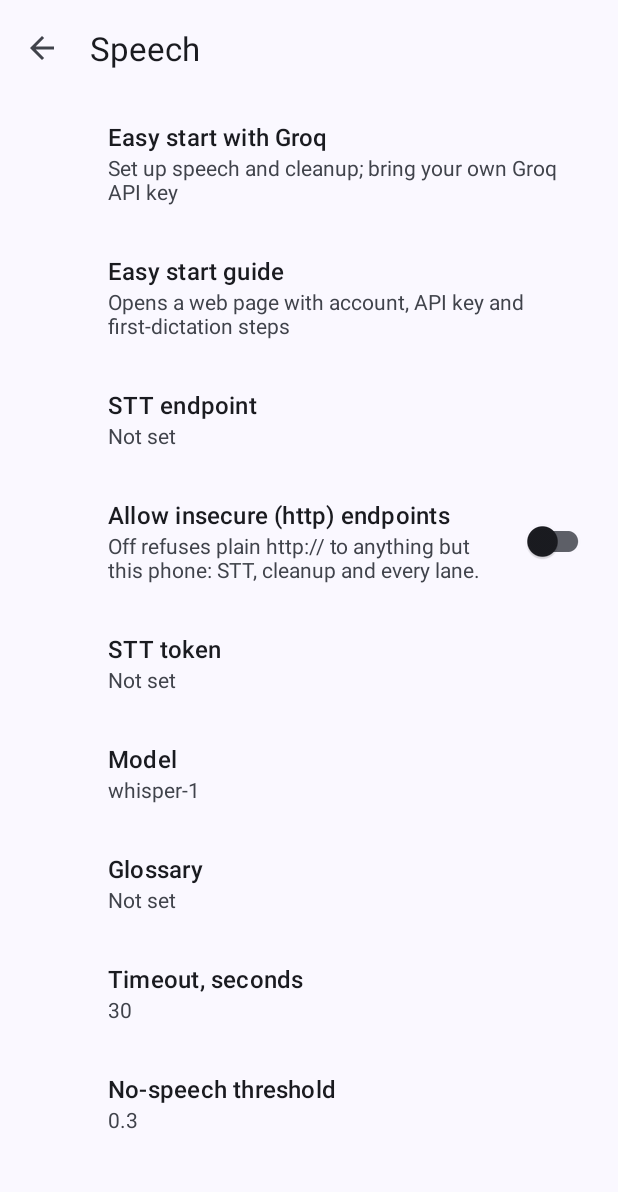
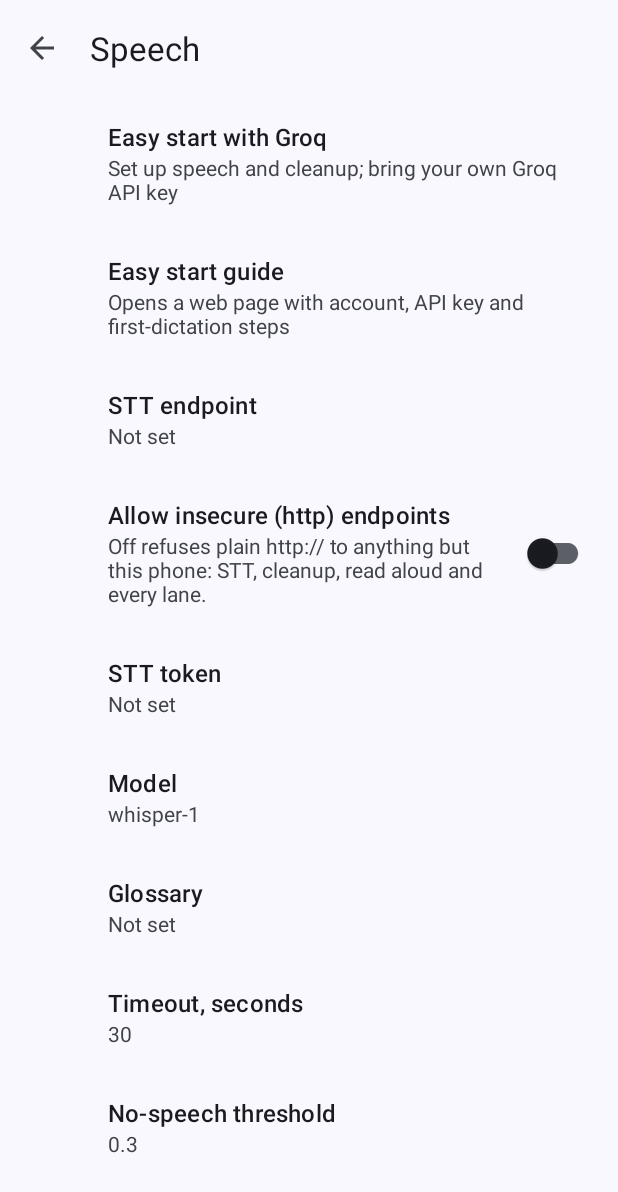
Before and after one commit to iteramen/voxdroid, an Android app: the screen it shows after launch (SectionActivity), after a tap on an icon or button, on a phone screen of 412 x 824 dp. Shown: the top 1192 px of the screen. Run offline under Robolectric (Android 15) with nearby library versions, the phone set to English and light mode, and no system bars; our stand-ins replace androidx.preference; 10 statements that could not run were skipped; 1 other tap on this screen came first.

Commit message:
docs(a11y): describe the floating control's per-event check; correct drift (#86)
From the pre-Play security audit: the disclosures a Play reviewer reads did not
describe everything the accessibility service does, and several sentences had
drifted from the code.

- The floating control checks the screen in front on every accessibility event
  (the app, whether its focused field is editable, marked as a password field
  or the Try field, the keyguard). The privacy policy, SECURITY.md and the Play
  accessibility declaration now say so, including that it ends a narration and
  that read aloud refreshes the chosen block per event. observe and showGlyph
  check the two switches first, so with the floating control and read aloud
  both off no window is looked at.
- Corrected against the code: the bounded field walk, the node-cache rule, the
  stored control position, the lane-token comparison, read aloud among what the
  plain-http switch gates, the reply caps, when expired records are pruned, the
  component and permission lists, where the release key and its password are
  during a release job, what each workflow pins, how recording starts, two
  omitted log lines, a class that does not exist, and two stale code comments.

Co-Authored-By: Claude Fable 5.2 <noreply@anthropic.com>
Claude-Session: https://claude.ai/code/session_013dGopaqHpAcM3977GJBYky

```diff
--- a/app/src/main/java/io/github/iteramen/voxdroid/CaptionCache.kt
+++ b/app/src/main/java/io/github/iteramen/voxdroid/CaptionCache.kt
@@ -245,7 +245,7 @@ internal fun captionDir(filesDir: File) = File(filesDir, CAPTION_DIR)
 internal fun openCaptionCache(filesDir: File, now: () -> Long = System::currentTimeMillis): CaptionCache =
     CaptionCache(captionDir(filesDir), now).also { it.prune() }
 
-/** For a future producer: prunes on open. Nothing in the app calls it yet. */
+/** Prunes on open. */
 fun openCaptionCache(context: Context): CaptionCache = openCaptionCache(context.filesDir)
 
 private fun atomicMove(from: File, to: File) {
--- a/app/src/main/java/io/github/iteramen/voxdroid/CaptionProcessor.kt
+++ b/app/src/main/java/io/github/iteramen/voxdroid/CaptionProcessor.kt
@@ -24,7 +24,7 @@ sealed interface CaptionOutcome {
 
     data object Silence : CaptionOutcome
 
-    /** [detail] can quote 200 characters of the reply, which may be the transcript: never log it at the default level. */
+    /** [detail] is a fixed classification and status, never the reply. */
     data class SttFailed(val bar: String, val detail: String) : CaptionOutcome
 
     /** More than [CAPTION_MAX_ENCODED_BYTES] encoded bytes. */
--- a/app/src/main/java/io/github/iteramen/voxdroid/ReadAloudController.kt
+++ b/app/src/main/java/io/github/iteramen/voxdroid/ReadAloudController.kt
@@ -67,6 +67,8 @@ internal class ReadAloudController(private val service: AccessibilityService, pr
     val busy: Boolean get() = active || picker != null
 
     fun observe(event: AccessibilityEvent?) {
+        // With neither control on there is nothing to place, so no window is looked at.
+        if (!prefs.enabled && !Settings(service).triggerButton) return
         val root = service.getRootInActiveWindow(0)
         val context = controlContext(root)
         if (context != ReadControlContext.External) {
@@ -126,8 +128,10 @@ internal class ReadAloudController(private val service: AccessibilityService, pr
 
     @SuppressLint("RtlHardcoded") // Physical screen corners must not mirror with UI language.
     private fun showGlyph() {
+        val microphone = Settings(service).triggerButton
+        // As in observe: with neither control on, no window is looked at.
+        if (!microphone && !prefs.enabled) { hideGlyph(); return }
         val context = controlContext(service.getRootInActiveWindow(0))
-        val microphone = Settings(service).triggerButton
         val speaker = prefs.enabled && context == ReadControlContext.External
         if (context == ReadControlContext.Hidden || (!microphone && !speaker)) { hideGlyph(); return }
         if (glyphContext != context) hideGlyph()
--- a/app/src/main/res/values/strings.xml
+++ b/app/src/main/res/values/strings.xml
@@ -105,9 +105,9 @@
     <string name="settings_cleartext">Plain http: your audio, transcript and token cross the network in clear — fine over Tailscale or WireGuard, not over anything else.</string>
     <string name="settings_url_blocked">Blocked: plain http is off. Use https://, or turn on Allow insecure (http) endpoints on the Speech page.</string>
     <string name="settings_allow_insecure_http">Allow insecure (http) endpoints</string>
-    <string name="settings_allow_insecure_http_summary">Off refuses plain http:// to anything but this phone: STT, cleanup and every lane.</string>
+    <string name="settings_allow_insecure_http_summary">Off refuses plain http:// to anything but this phone: STT, cleanup, read aloud and every lane.</string>
     <string name="settings_insecure_confirm_title">Allow insecure (http) endpoints?</string>
-    <string name="settings_insecure_confirm">Over plain http://, your audio, glossary, transcript and bearer tokens cross the network unencrypted. This is safe only over a network that encrypts by itself, such as Tailscale or WireGuard.</string>
+    <string name="settings_insecure_confirm">Over plain http://, your audio, glossary, transcript, text you choose to read aloud and bearer tokens cross the network unencrypted. This is safe only over a network that encrypts by itself, such as Tailscale or WireGuard.</string>
     <string name="settings_insecure_turn_on">Turn on</string>
     <string name="settings_url_not_http">Not an http(s) URL. An endpoint starts with http:// or https://.</string>
     <string name="settings_url_insecure">Plain http:// is off. Use https://, or turn on Allow insecure (http) endpoints on the Speech page.</string>
```
Also changed, not shown: 6 other files.
